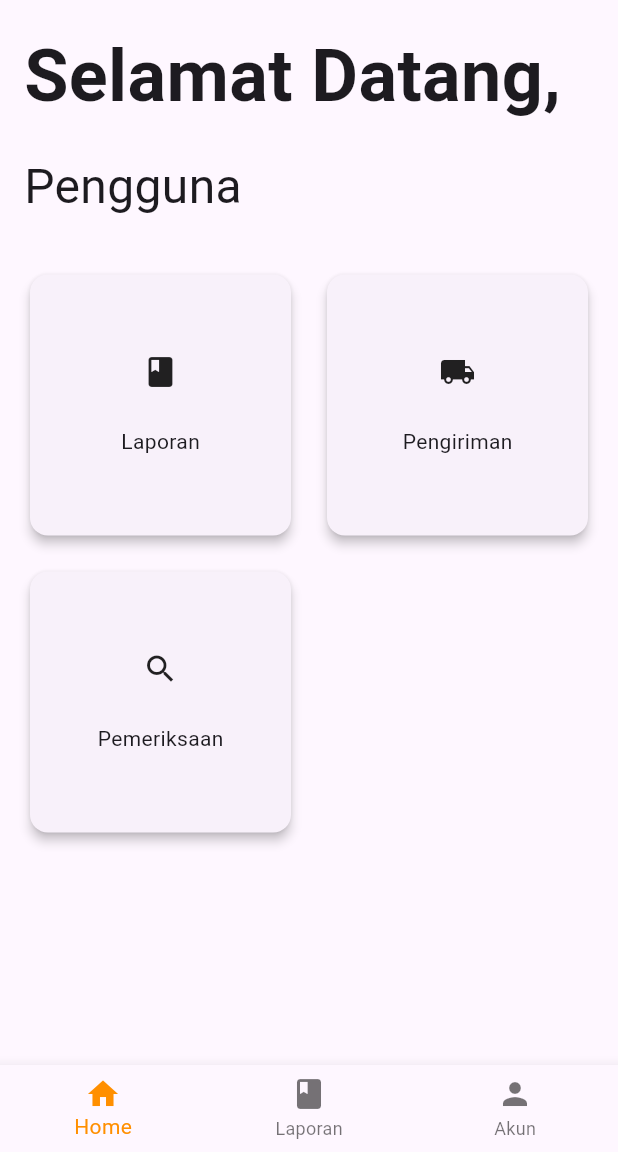
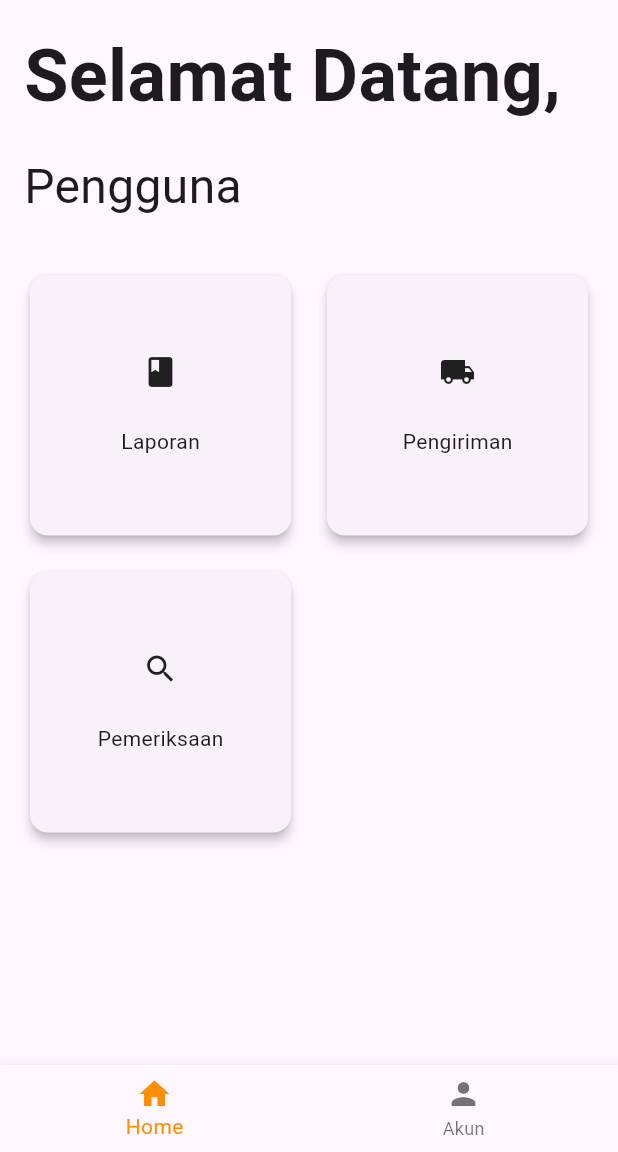
Before and after one commit to Lowland19/project_rpll, a Flutter app: the screen it shows once a user with an empty profile is signed in, on a phone screen of 412 x 824 dp, the part 84-1236 px from its top. Run offline on Flutter 3.47's test engine with Material 3 defaults, Android fonts, the phone set to English and light mode, and no system bars; our stand-ins replace supabase_flutter; accounts and stored records are empty.

Commit message:
17/11/2025 Menu Awal sudah terbentuk

```diff
--- a/lib/screens/home_screen.dart
+++ b/lib/screens/home_screen.dart
@@ -37,7 +37,6 @@ class _HomeScreenState extends State<HomeScreen> {
       bottomNavigationBar: BottomNavigationBar(
         items: const <BottomNavigationBarItem>[
           BottomNavigationBarItem(icon: Icon(Icons.home), label: 'Home'),
-          BottomNavigationBarItem(icon: Icon(Icons.book), label: 'Laporan'),
           BottomNavigationBarItem(icon: Icon(Icons.person), label: 'Akun'),
         ],
         onTap: _onItemTapped,
--- a/lib/widgets/home_screen_widget.dart
+++ b/lib/widgets/home_screen_widget.dart
@@ -69,7 +69,7 @@ class HomeScreenWidget extends StatelessWidget {
                         ],
                       ),
                     )
-                )
+                ),
               ],
             ),
           ),
```
